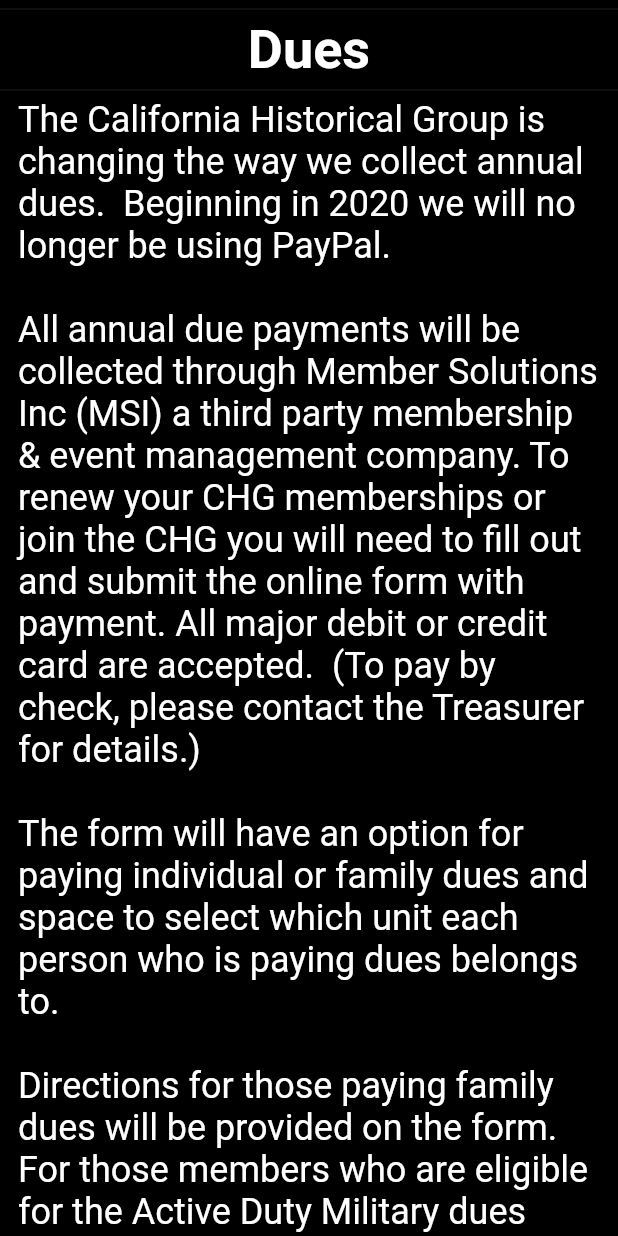
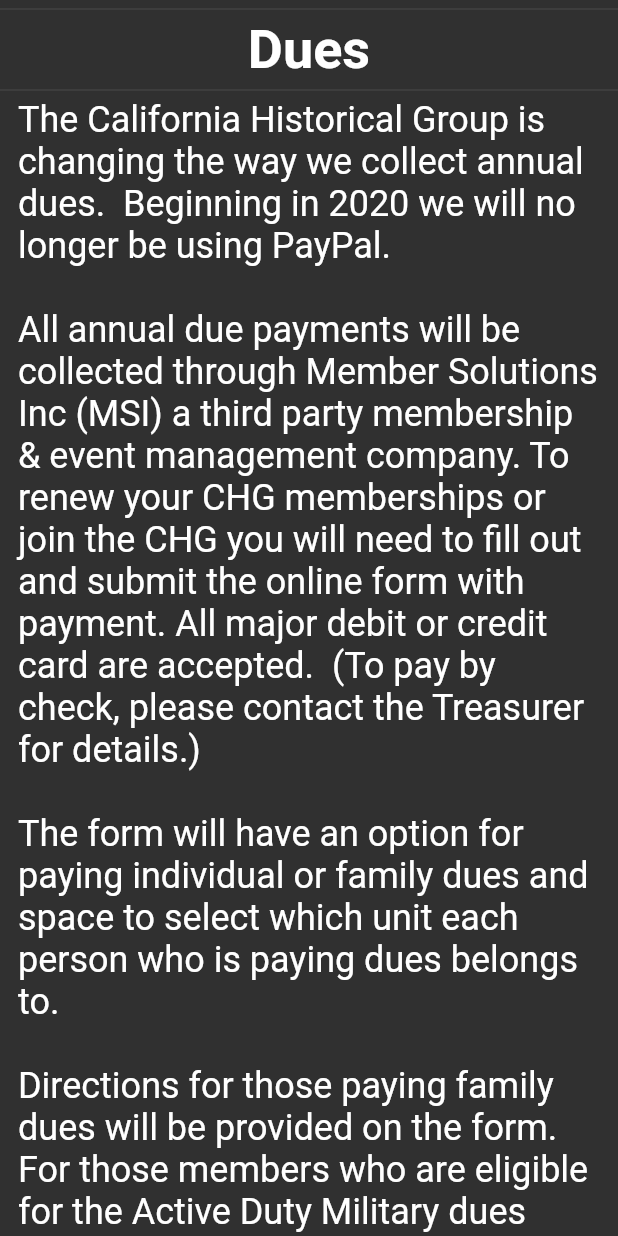
Before and after one commit to AllexisAlvarico/CHG_app, a Flutter app: the DuesPage screen opened directly, on a phone screen of 412 x 824 dp. Run offline on Flutter 3.47's test engine with Material 2 defaults, Android fonts, the light colour scheme and no system bars; our stand-ins replace animated_splash_screen; missing offline and left inert: advance_pdf_viewer.

Commit message:
added secondary background color to settings, applied theme colors to dues page

```diff
--- a/lib/screens/dues.dart
+++ b/lib/screens/dues.dart
@@ -20,13 +20,16 @@ class _DuesPageState extends State<DuesPage> {
   @override
   Widget build(BuildContext context) {
     return Scaffold(
+      backgroundColor: backgroundColor,
       body: ListView(
         children: <Widget>[
           Divider(height: spaceSize),
           createText(
             "Dues",
             TextStyle(
-                fontSize: headerTextFontSize, fontWeight: FontWeight.bold),
+                fontSize: headerTextFontSize,
+                fontWeight: FontWeight.bold,
+                color: textColor),
             TextAlign.center,
           ),
           Divider(height: spaceSize),
@@ -47,7 +50,7 @@ class _DuesPageState extends State<DuesPage> {
                 " provided on the form. For those members who are eligible" +
                 " for the Active Duty Military dues waiver, please contact" +
                 " the Treasurer at chgtreasurer@gmail.com",
-            TextStyle(fontSize: regularTextFontSize),
+            TextStyle(fontSize: regularTextFontSize, color: textColor),
             TextAlign.left,
           ),
           Divider(
@@ -56,7 +59,10 @@ class _DuesPageState extends State<DuesPage> {
           ),
           createText(
             "Dues payments will NOT be accepted at events.",
-            TextStyle(fontSize: alertSize, fontWeight: FontWeight.bold),
+            TextStyle(
+                fontSize: alertSize,
+                fontWeight: FontWeight.bold,
+                color: textColor),
             TextAlign.center,
           ),
           Divider(
@@ -75,7 +81,7 @@ class _DuesPageState extends State<DuesPage> {
             height: spaceSize,
           ),
           Container(
-            color: Colors.grey[350],
+            color: secondaryBackgroundColor,
             child: Column(
               children: [
                 Divider(
@@ -86,7 +92,7 @@ class _DuesPageState extends State<DuesPage> {
                   TextStyle(
                       fontSize: headerTextFontSize,
                       fontWeight: FontWeight.bold,
-                      color: Colors.black),
+                      color: textColor),
                   TextAlign.center,
                 ),
                 createText(
@@ -94,7 +100,7 @@ class _DuesPageState extends State<DuesPage> {
                       " to complete and turn in a Prospective Member Form to your unit" +
                       " leader at your first event.\n\nPlease note: battle fees are" +
                       " required at every event -- including your first one.",
-                  TextStyle(fontSize: regularTextFontSize, color: Colors.black),
+                  TextStyle(fontSize: regularTextFontSize, color: textColor),
                   TextAlign.left,
                 ),
                 Divider(
@@ -119,7 +125,7 @@ class _DuesPageState extends State<DuesPage> {
                       fontSize: regularTextFontSize,
                       fontStyle: FontStyle.italic,
                       fontWeight: FontWeight.bold,
-                      color: Colors.black),
+                      color: textColor),
                   TextAlign.center,
                 ),
                 Divider(
```
Also changed, not shown: lib/globals.dart (+7 -1 lines), lib/screens/settings.dart (+5 -3 lines).
